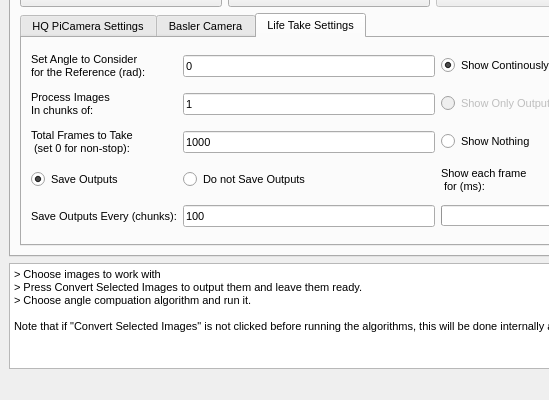
Qt form GUI/Design.ui (Oiangu9/Conical_Refraction_Polarimeter) before a commit; both pictures show x 0 to 549 and y 126 to 526 of the 866 by 526 pixel window.
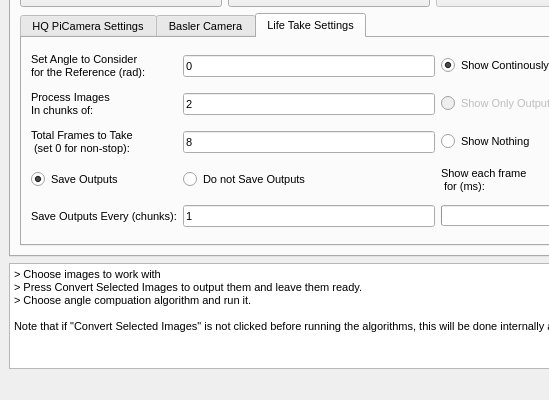
The same form after that commit.

Patch:
```diff
--- a/GUI/Design.ui
+++ b/GUI/Design.ui
@@ -2263,7 +2263,7 @@
             <item row="8" column="1">
              <widget class="QLineEdit" name="outputEvery">
               <property name="text">
-               <string>100</string>
+               <string>1</string>
               </property>
              </widget>
             </item>
@@ -2375,7 +2375,7 @@
             <item row="1" column="1">
              <widget class="QLineEdit" name="imagesInChunks">
               <property name="text">
-               <string>1</string>
+               <string>2</string>
               </property>
              </widget>
             </item>
@@ -2398,7 +2398,7 @@
             <item row="2" column="1">
              <widget class="QLineEdit" name="totalFrames">
               <property name="text">
-               <string>1000</string>
+               <string>8</string>
               </property>
              </widget>
             </item>
```
